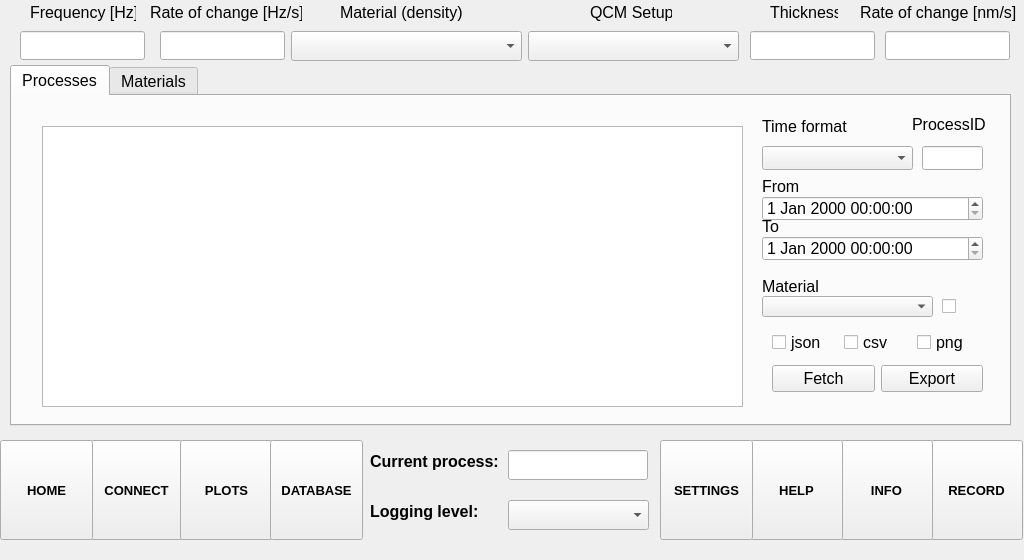
Old version of the form ui/form.ui in the repository MrTheMatus/QCM_PyApp.
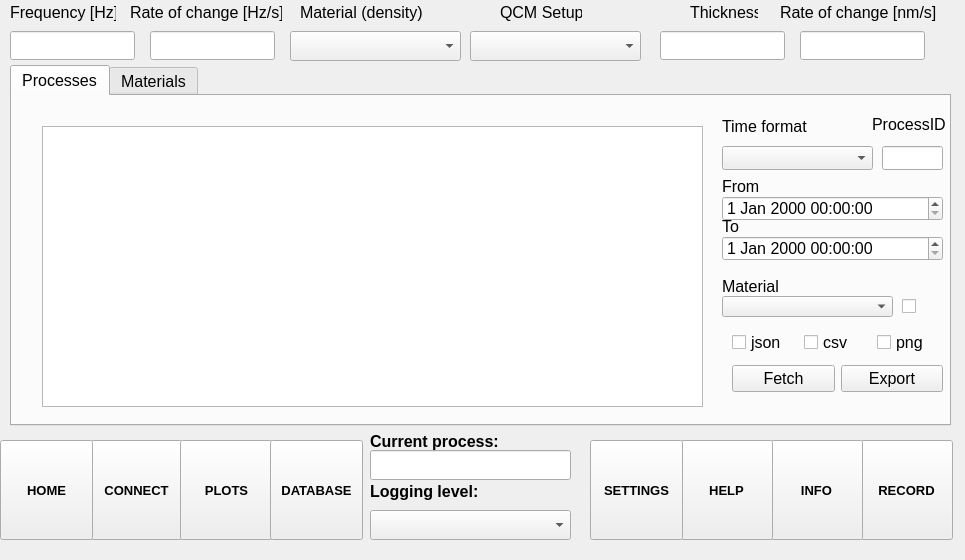
New version of the form. The open tabs and pages were chosen to show the change. Icons and pictures are not drawn. Custom widgets are drawn as their Qt base class.

Commit message: UI reduction for ubuntu

Diff of the .ui file:
```diff
--- a/ui/form.ui
+++ b/ui/form.ui
@@ -6,7 +6,7 @@
    <rect>
     <x>0</x>
     <y>0</y>
-    <width>1024</width>
+    <width>965</width>
     <height>560</height>
    </rect>
   </property>
@@ -17,7 +17,7 @@
    <widget class="QToolButton" name="recordButton">
     <property name="geometry">
      <rect>
-      <x>930</x>
+      <x>860</x>
       <y>440</y>
       <width>93</width>
       <height>100</height>
@@ -114,7 +114,7 @@
    <widget class="QToolButton" name="infoButton">
     <property name="geometry">
      <rect>
-      <x>840</x>
+      <x>770</x>
       <y>440</y>
       <width>93</width>
       <height>100</height>
@@ -146,7 +146,7 @@
    <widget class="QToolButton" name="helpButton">
     <property name="geometry">
      <rect>
-      <x>750</x>
+      <x>680</x>
       <y>440</y>
       <width>93</width>
       <height>100</height>
@@ -210,7 +210,7 @@
    <widget class="QToolButton" name="settingsButton">
     <property name="geometry">
      <rect>
-      <x>660</x>
+      <x>590</x>
       <y>440</y>
       <width>93</width>
       <height>100</height>
@@ -552,7 +552,7 @@
        <rect>
         <x>0</x>
         <y>0</y>
-        <width>1001</width>
+        <width>941</width>
         <height>361</height>
        </rect>
       </property>
@@ -573,7 +573,7 @@
          <rect>
           <x>30</x>
           <y>30</y>
-          <width>701</width>
+          <width>661</width>
           <height>281</height>
          </rect>
         </property>
@@ -581,7 +581,7 @@
        <widget class="QLineEdit" name="processidLineEdit">
         <property name="geometry">
          <rect>
-          <x>910</x>
+          <x>870</x>
           <y>50</y>
           <width>61</width>
           <height>24</height>
@@ -594,7 +594,7 @@
        <widget class="QLabel" name="processidLabel">
         <property name="geometry">
          <rect>
-          <x>900</x>
+          <x>860</x>
           <y>20</y>
           <width>81</width>
           <height>16</height>
@@ -607,7 +607,7 @@
        <widget class="QDateTimeEdit" name="fromdateTimeEdit">
         <property name="geometry">
          <rect>
-          <x>750</x>
+          <x>710</x>
           <y>100</y>
           <width>221</width>
           <height>25</height>
@@ -617,7 +617,7 @@
        <widget class="QDateTimeEdit" name="todateTimeEdit">
         <property name="geometry">
          <rect>
-          <x>750</x>
+          <x>710</x>
           <y>140</y>
           <width>221</width>
           <height>25</height>
@@ -627,7 +627,7 @@
        <widget class="QComboBox" name="processmaterialComboBox">
         <property name="geometry">
          <rect>
-          <x>750</x>
+          <x>710</x>
           <y>200</y>
           <width>171</width>
           <height>21</height>
@@ -642,7 +642,7 @@
        <widget class="QComboBox" name="timeformatComboBox">
         <property name="geometry">
          <rect>
-          <x>750</x>
+          <x>710</x>
           <y>50</y>
           <width>151</width>
           <height>24</height>
@@ -652,7 +652,7 @@
        <widget class="QLabel" name="timeformatLabel">
         <property name="geometry">
          <rect>
-          <x>750</x>
+          <x>710</x>
           <y>20</y>
           <width>111</width>
           <height>21</height>
@@ -665,7 +665,7 @@
        <widget class="QLabel" name="processmaterialLabel">
         <property name="geometry">
          <rect>
-          <x>750</x>
+          <x>710</x>
           <y>180</y>
           <width>71</width>
           <height>21</height>
@@ -683,7 +683,7 @@
        <widget class="QLabel" name="fromLabel">
         <property name="geometry">
          <rect>
-          <x>750</x>
+          <x>710</x>
           <y>80</y>
           <width>111</width>
           <height>21</height>
@@ -696,7 +696,7 @@
        <widget class="QLabel" name="toLabel">
         <property name="geometry">
          <rect>
-          <x>750</x>
+          <x>710</x>
           <y>120</y>
           <width>111</width>
           <height>21</height>
@@ -709,7 +709,7 @@
        <widget class="QCheckBox" name="materialcheckBox">
         <property name="geometry">
          <rect>
-          <x>930</x>
+          <x>890</x>
           <y>200</y>
           <width>21</width>
           <height>21</height>
@@ -722,7 +722,7 @@
        <widget class="QWidget" name="layoutWidget">
         <property name="geometry">
          <rect>
-          <x>760</x>
+          <x>720</x>
           <y>230</y>
           <width>211</width>
           <height>70</height>
@@ -1059,9 +1059,9 @@
    <widget class="QLineEdit" name="processNameLineEdit">
     <property name="geometry">
      <rect>
-      <x>508</x>
+      <x>370</x>
       <y>450</y>
-      <width>140</width>
+      <width>201</width>
       <height>30</height>
      </rect>
     </property>
@@ -1075,7 +1075,7 @@
     <property name="geometry">
      <rect>
       <x>370</x>
-      <y>450</y>
+      <y>430</y>
       <width>131</width>
       <height>22</height>
      </rect>
@@ -1093,9 +1093,9 @@
    <widget class="QComboBox" name="logComboBox">
     <property name="geometry">
      <rect>
-      <x>508</x>
-      <y>500</y>
-      <width>141</width>
+      <x>370</x>
+      <y>510</y>
+      <width>201</width>
       <height>30</height>
      </rect>
     </property>
@@ -1109,7 +1109,7 @@
     <property name="geometry">
      <rect>
       <x>370</x>
-      <y>500</y>
+      <y>480</y>
       <width>121</width>
       <height>22</height>
      </rect>
@@ -1127,7 +1127,7 @@
    <widget class="QLabel" name="thicknessROCLabel">
     <property name="geometry">
      <rect>
-      <x>860</x>
+      <x>780</x>
       <y>1</y>
       <width>156</width>
       <height>22</height>
@@ -1151,7 +1151,7 @@
    <widget class="QLabel" name="frequencyROCLabel">
     <property name="geometry">
      <rect>
-      <x>150</x>
+      <x>130</x>
       <y>1</y>
       <width>152</width>
       <height>22</height>
@@ -1175,7 +1175,7 @@
    <widget class="QLabel" name="setupLabel">
     <property name="geometry">
      <rect>
-      <x>590</x>
+      <x>500</x>
       <y>1</y>
       <width>82</width>
       <height>22</height>
@@ -1199,7 +1199,7 @@
    <widget class="QLabel" name="materialLabel">
     <property name="geometry">
      <rect>
-      <x>340</x>
+      <x>300</x>
       <y>1</y>
       <width>123</width>
       <height>22</height>
@@ -1223,7 +1223,7 @@
    <widget class="QLabel" name="frequencyLabel">
     <property name="geometry">
      <rect>
-      <x>30</x>
+      <x>10</x>
       <y>1</y>
       <width>106</width>
       <height>22</height>
@@ -1247,7 +1247,7 @@
    <widget class="QLabel" name="densityLabel">
     <property name="geometry">
      <rect>
-      <x>770</x>
+      <x>690</x>
       <y>1</y>
       <width>68</width>
       <height>22</height>
@@ -1271,7 +1271,7 @@
    <widget class="QLineEdit" name="frequencyROCLineEdit">
     <property name="geometry">
      <rect>
-      <x>160</x>
+      <x>150</x>
       <y>31</y>
       <width>125</width>
       <height>29</height>
@@ -1292,7 +1292,7 @@
    <widget class="QLineEdit" name="thicknessROCLineEdit">
     <property name="geometry">
      <rect>
-      <x>885</x>
+      <x>800</x>
       <y>31</y>
       <width>125</width>
       <height>29</height>
@@ -1316,7 +1316,7 @@
    <widget class="QLineEdit" name="thicknessLineEdit">
     <property name="geometry">
      <rect>
-      <x>750</x>
+      <x>660</x>
       <y>31</y>
       <width>125</width>
       <height>29</height>
@@ -1337,7 +1337,7 @@
    <widget class="QLineEdit" name="frequencyLineEdit">
     <property name="geometry">
      <rect>
-      <x>20</x>
+      <x>10</x>
       <y>31</y>
       <width>125</width>
       <height>29</height>
@@ -1358,9 +1358,9 @@
    <widget class="QComboBox" name="setupComboBox">
     <property name="geometry">
      <rect>
-      <x>528</x>
+      <x>470</x>
       <y>31</y>
-      <width>211</width>
+      <width>171</width>
       <height>30</height>
      </rect>
     </property>
@@ -1373,9 +1373,9 @@
    <widget class="QComboBox" name="materialComboBox">
     <property name="geometry">
      <rect>
-      <x>291</x>
+      <x>290</x>
       <y>31</y>
-      <width>231</width>
+      <width>171</width>
       <height>30</height>
      </rect>
     </property>
```
Left out of the diff: 36 changed lines with no effect on the pictures. The commit also changes 1 other file.
